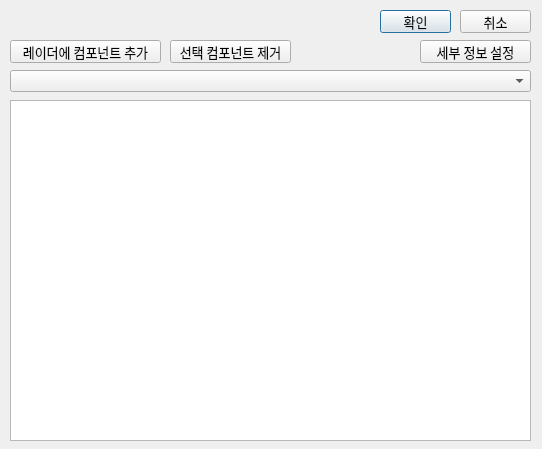
Old version of the form add_radar_in_main.ui in the repository Meronanana/BotTrade.
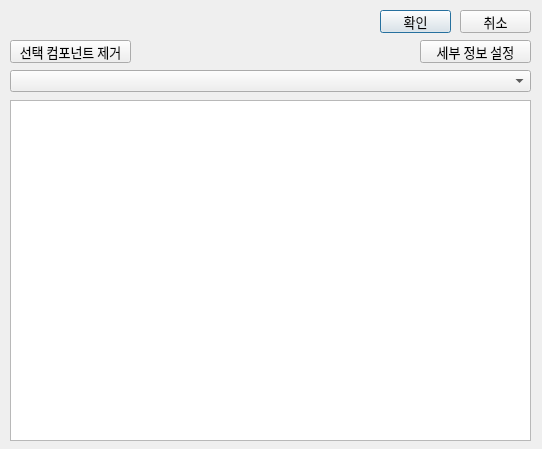
New version of the form.

Commit message: 0.5.7 version - Radar의 켜고 끔을 레이더 탭에서 하도록 변경 - Radar 추가 시 Component 추가 방법 변경

```diff
--- a/add_radar_in_main.ui
+++ b/add_radar_in_main.ui
@@ -61,7 +61,7 @@
   <widget class="QPushButton" name="del_comp_pushButton">
    <property name="geometry">
     <rect>
-     <x>170</x>
+     <x>10</x>
      <y>40</y>
      <width>121</width>
      <height>23</height>
@@ -97,19 +97,6 @@
     </rect>
    </property>
   </widget>
-  <widget class="QPushButton" name="add_comp_pushButton">
-   <property name="geometry">
-    <rect>
-     <x>10</x>
-     <y>40</y>
-     <width>151</width>
-     <height>23</height>
-    </rect>
-   </property>
-   <property name="text">
-    <string>레이더에 컴포넌트 추가</string>
-   </property>
-  </widget>
  </widget>
  <resources/>
  <connections/>
```
The commit also changes 5 other files.
